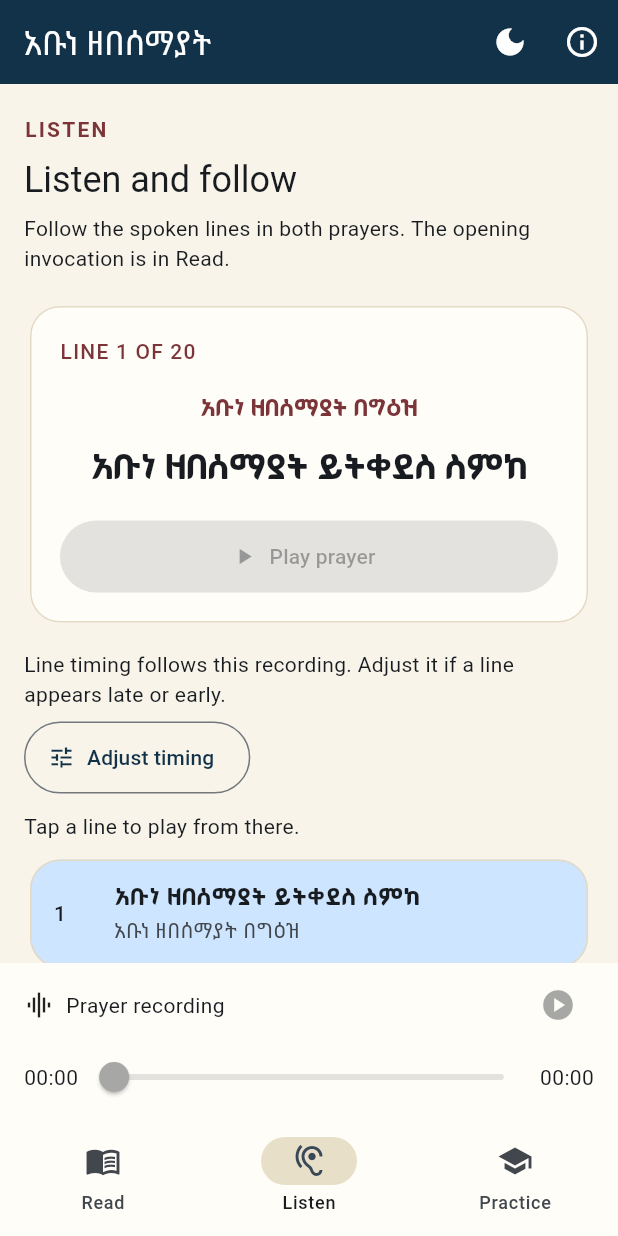
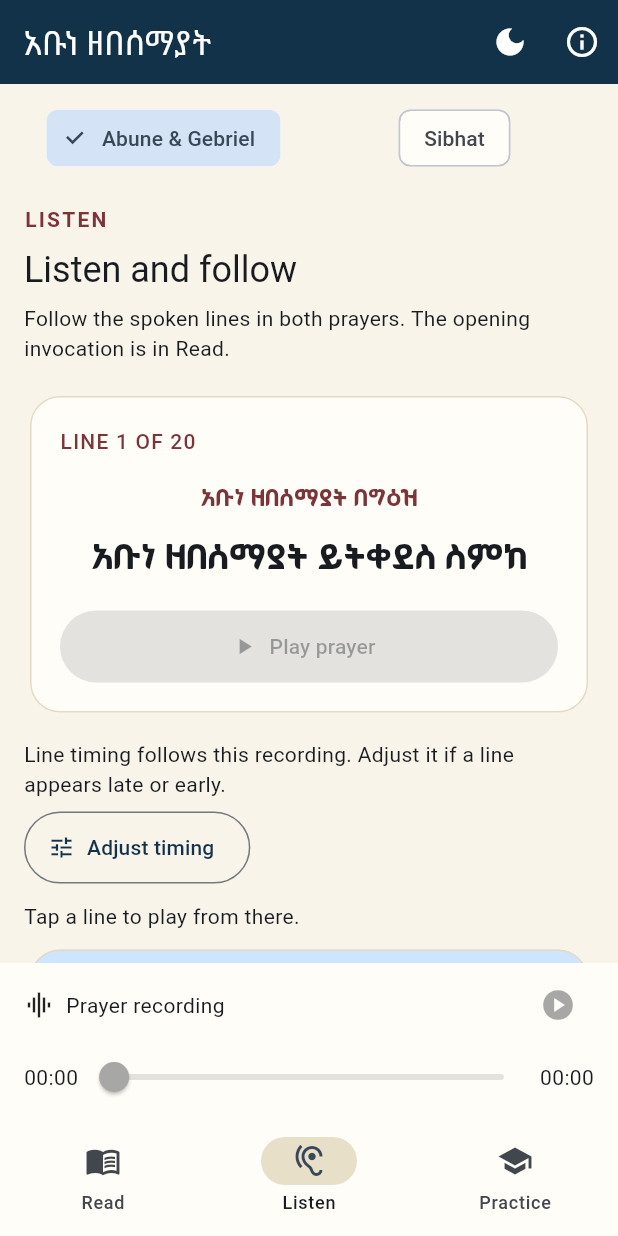
Before and after one commit to SeriousRasCode/Abune, a Flutter app: the screen it shows after launch, item 2 of the bottom bar chosen, on a phone screen of 412 x 824 dp. Run offline on Flutter 3.47's test engine with Material 3 defaults, Android fonts, the phone set to English and light mode, and no system bars; our stand-ins replace just_audio, rxdart, shared_preferences; missing offline and left inert: audio_session.

Commit message:
Switch between original and Sibhat recordings

```diff
--- a/lib/app/abune_app.dart
+++ b/lib/app/abune_app.dart
@@ -8,6 +8,7 @@ import 'package:shared_preferences/shared_preferences.dart';
 import '../screens/practice_screen.dart';
 import '../screens/follow_along_screen.dart';
 import '../screens/reading_screen.dart';
+import '../screens/sibhat_listen_screen.dart';
 import '../services/cue_store.dart';
 import '../theme/app_theme.dart';
 import '../widgets/app_about_dialog.dart';
@@ -24,9 +25,11 @@ class AbuneApp extends StatefulWidget {
 
 class _AbuneAppState extends State<AbuneApp> {
   final AudioPlayer _player = AudioPlayer();
+  final AudioPlayer _sibhatPlayer = AudioPlayer();
   ThemeMode _themeMode = ThemeMode.system;
   final SharedPreferencesAsync _prefs = SharedPreferencesAsync();
   int _tab = 0;
+  int _recording = 0;
 
   @override
   void initState() {
@@ -54,6 +57,7 @@ class _AbuneAppState extends State<AbuneApp> {
       final session = await AudioSession.instance;
       await session.configure(const AudioSessionConfiguration.speech());
       await _player.setAsset('assets/audio/abune_tselot.mp3');
+      await _sibhatPlayer.setAsset('assets/audio/sibhat_tselot.m4a');
     } catch (error) {
       if (mounted) {
         ScaffoldMessenger.of(context).showSnackBar(
@@ -70,9 +74,16 @@ class _AbuneAppState extends State<AbuneApp> {
         .catchError((Object _) {}));
   }
 
+  Future<void> _selectRecording(int index) async {
+    if (_recording == index) return;
+    await (_recording == 0 ? _player : _sibhatPlayer).pause();
+    if (mounted) setState(() => _recording = index);
+  }
+
   @override
   void dispose() {
     _player.dispose();
+    _sibhatPlayer.dispose();
     super.dispose();
   }
 
@@ -110,14 +121,41 @@ class _AbuneAppState extends State<AbuneApp> {
             index: _tab,
             children: [
               const ReadingScreen(),
-              FollowAlongScreen(player: _player, cueStore: widget.cueStore),
+              Column(children: [
+                Padding(
+                  padding: const EdgeInsets.fromLTRB(16, 12, 16, 0),
+                  child: Row(children: [
+                    Expanded(child: ChoiceChip(
+                      label: const Text('Abune & Gebriel'),
+                      selected: _recording == 0,
+                      onSelected: (_) => _selectRecording(0),
+                    )),
+                    const SizedBox(width: 8),
+                    Expanded(child: ChoiceChip(
+                      label: const Text('Sibhat'),
+                      selected: _recording == 1,
+                      onSelected: (_) => _selectRecording(1),
+                    )),
+                  ]),
+                ),
+                Expanded(child: IndexedStack(
+                  index: _recording,
+                  children: [
+                    FollowAlongScreen(player: _player, cueStore: widget.cueStore),
+                    const SibhatListenScreen(),
+                  ],
+                )),
+              ]),
               const PracticeScreen(),
             ],
           ),
           bottomNavigationBar: Column(
             mainAxisSize: MainAxisSize.min,
             children: [
-              AudioPlayerBar(player: _player),
+              AudioPlayerBar(
+                key: ValueKey(_recording),
+                player: _recording == 0 ? _player : _sibhatPlayer,
+              ),
               NavigationBar(
                 selectedIndex: _tab,
                 onDestinationSelected: (index) => setState(() => _tab = index),
```
